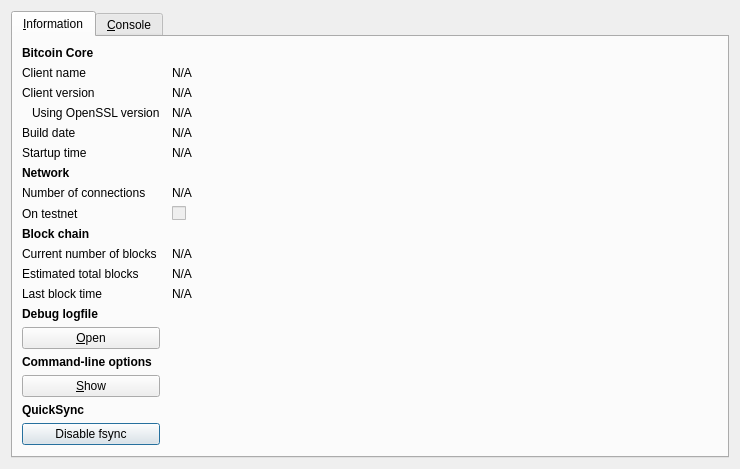
Before: the Qt Designer form src/qt/forms/rpcconsole.ui in tfaller/nyancoin-client, drawn with Qt 5.
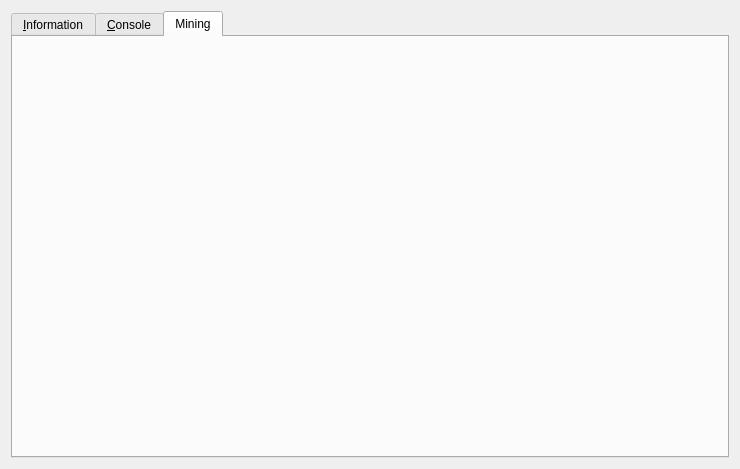
After: the same form once the commit is applied. The open tabs and pages were chosen to show the change. Icons and pictures are not drawn.

Commit message: Moved CPU mining dialog to Debug/RPC-Console window.

What changed in the file:
```diff
--- a/src/qt/forms/rpcconsole.ui
+++ b/src/qt/forms/rpcconsole.ui
@@ -465,6 +465,12 @@
        </item>
       </layout>
      </widget>
+     <widget class="QWidget" name="tab_mining">
+      <attribute name="title">
+       <string>Mining</string>
+      </attribute>
+      <layout class="QVBoxLayout" name="verticalLayout_4"/>
+     </widget>
     </widget>
    </item>
   </layout>
```
The commit also changes 4 other files.
